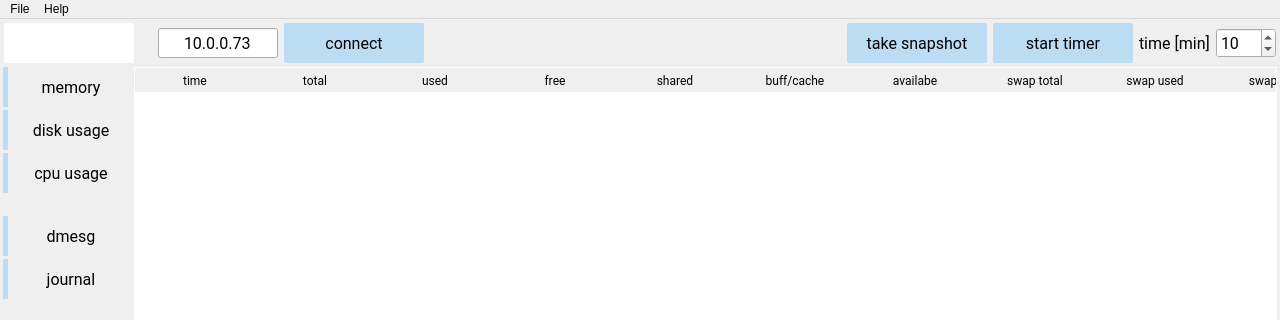
This is GUI/qt5TCMonitorMainWindow.ui in jaroslavkovar80/SSHClient as Qt 5 draws it before an edit; both pictures show x 0 to 1280 and y 0 to 320 of the 1280 by 801 pixel window. The edited form follows.
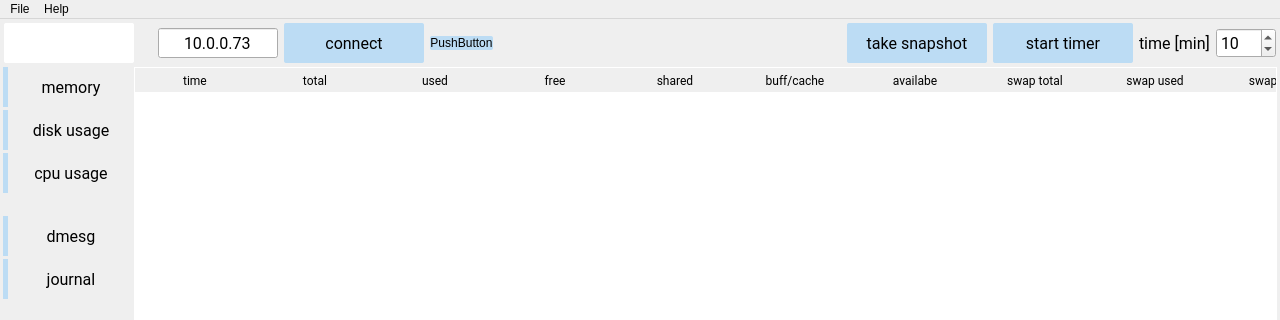
This is the edited form. Icons and pictures are not drawn.

```diff
--- a/GUI/qt5TCMonitorMainWindow.ui
+++ b/GUI/qt5TCMonitorMainWindow.ui
@@ -683,7 +683,7 @@
      </layout>
     </item>
     <item row="0" column="0" colspan="2">
-     <layout class="QHBoxLayout" name="hlayoutTop" stretch="0,0,0,1,0,0,0,0,0,0">
+     <layout class="QHBoxLayout" name="hlayoutTop" stretch="0,0,0,1,0,0,0,0,0,0,0">
       <property name="spacing">
        <number>6</number>
       </property>
@@ -827,6 +827,13 @@
         </property>
        </widget>
       </item>
+      <item>
+       <widget class="QPushButton" name="pushButton">
+        <property name="text">
+         <string>PushButton</string>
+        </property>
+       </widget>
+      </item>
       <item>
        <spacer name="horizontalSpacer">
         <property name="orientation">
```
